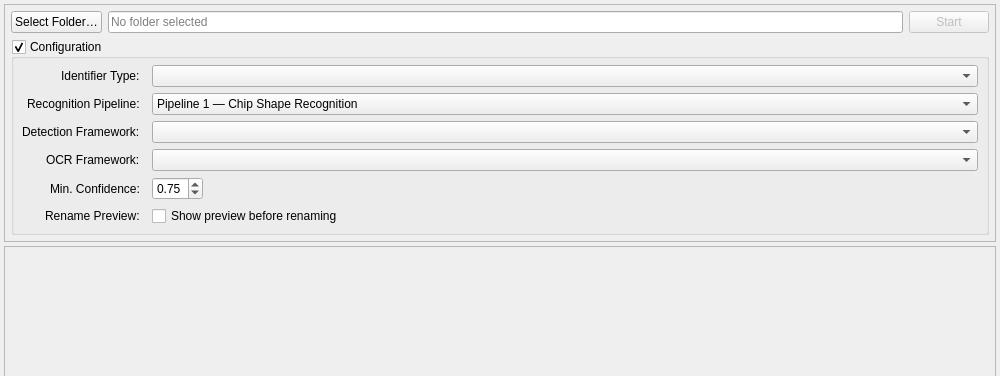
Above: app/tools/extensions/identification_tool/tool.ui from stegross/Image-Toolbox before the change; both pictures show x 0 to 1000 and y 0 to 376 of the 1000 by 750 pixel window. Below: the same form after it.
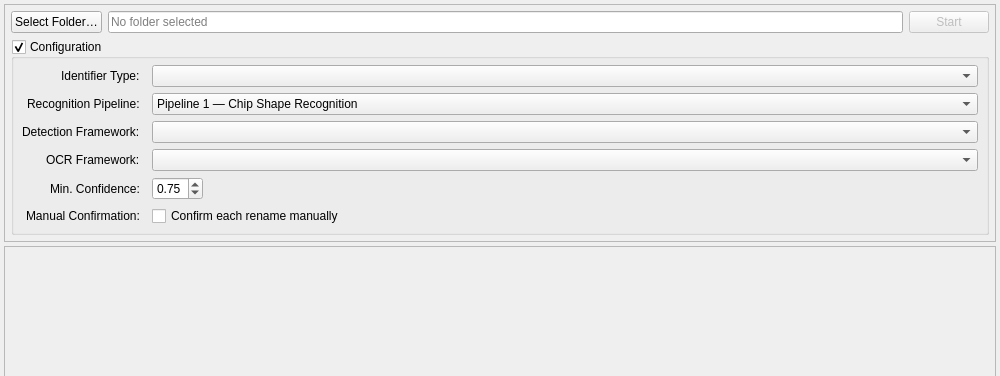
That is the form after the change.

Commit message: Renaming Results Rework

Diff of the .ui file:
```diff
--- a/app/tools/extensions/identification_tool/tool.ui
+++ b/app/tools/extensions/identification_tool/tool.ui
@@ -238,14 +238,14 @@
          <item row="5" column="0">
           <widget class="QLabel" name="rename_preview_label">
            <property name="text">
-            <string>Rename Preview:</string>
+            <string>Manual Confirmation:</string>
            </property>
           </widget>
          </item>
          <item row="5" column="1">
           <widget class="QCheckBox" name="rename_preview_check">
            <property name="text">
-            <string>Show preview before renaming</string>
+            <string>Confirm each rename manually</string>
            </property>
           </widget>
          </item>
```
The commit also changes 5 other files.
